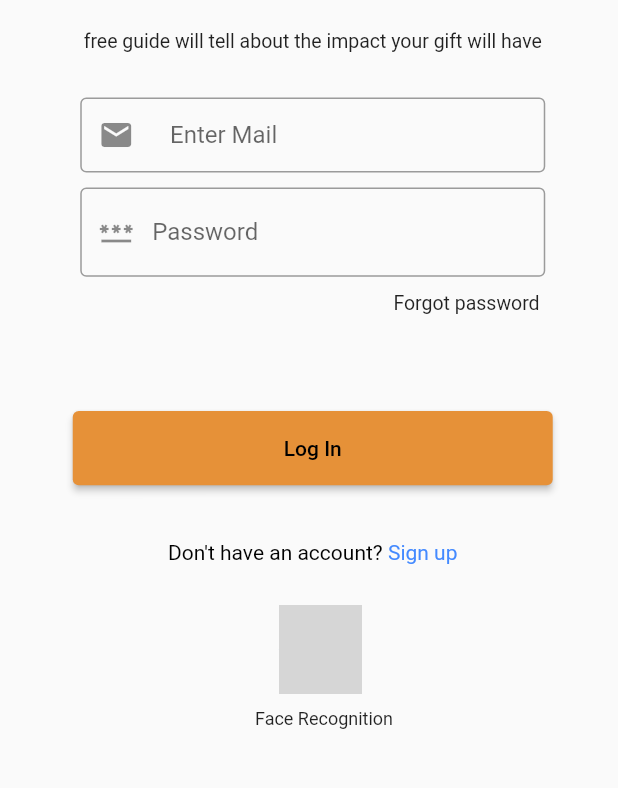
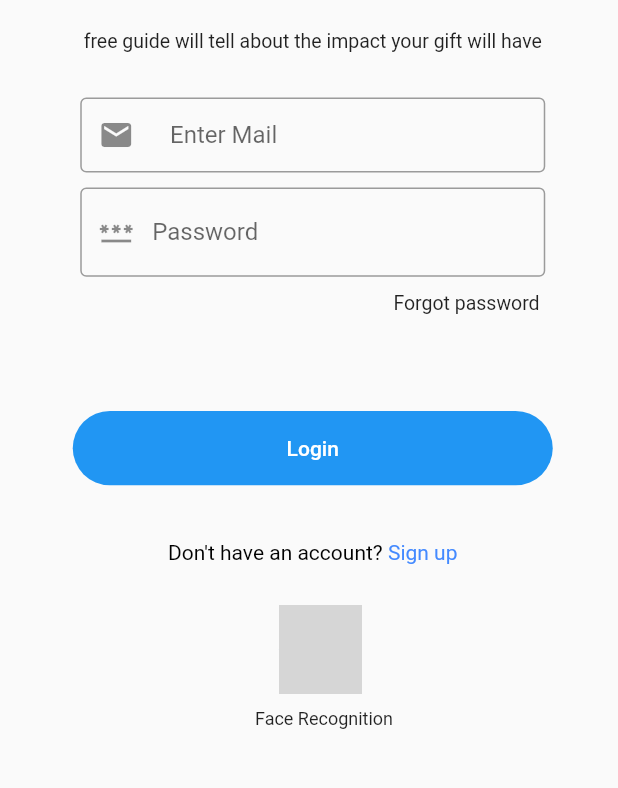
Before and after one commit to Abhishek617/gilt_app, a Flutter app: the Login screen opened by its route, on a phone screen of 412 x 824 dp, the part 438-1226 px from its top. Run offline on Flutter 3.47's test engine with Material 2 defaults, Android fonts, the phone set to English and light mode, and no system bars; our stand-ins replace another_flushbar, dio, flutter_mobx, flutter_otp_text_field, get_it, introduction_screen and 4 more; missing offline and left inert: material_dialog, shared_preferences_web, xxtea; accounts and stored records are empty; generated files the repository leaves out were written again; network calls fail; Roboto replaces fonts that are missing (SF-Mono); grey boxes are pictures that could not be loaded.

Commit message:
working on button

```diff
--- a/lib/data/network/apis/posts/post_api.dart
+++ b/lib/data/network/apis/posts/post_api.dart
@@ -26,7 +26,7 @@ class PostApi {
     }
   }
 
-/// sample api call with default rest client
+/// guilt_app api call with default rest client
 //  Future<PostsList> getPosts() {
 //
 //    return _restClient
--- a/lib/ui/login/login.dart
+++ b/lib/ui/login/login.dart
@@ -1,6 +1,9 @@
 import 'package:flutter/material.dart';
 import 'package:flutter/gestures.dart';
 import 'package:guilt_app/utils/routes/routes.dart';
+
+import '../../widgets/rounded_button_widget.dart';
+
 class Login extends StatefulWidget {
   const Login({Key? key}) : super(key: key);
 
@@ -123,12 +126,16 @@ class _LoginState extends State<Login> {
             child: Container(
               height: 40.0,
               width: 320,
-              child: ElevatedButton(
+              child: RoundedButtonWidget(
+              buttonText: 'Login',
+                  buttonColor: Colors.blue,
+
+
                   onPressed: (){
                     Navigator.of(context).pushNamedAndRemoveUntil(
                         Routes.after_login, (Route<dynamic> route) => false);
                   },
-                  child: Text('Log In')),
+              ),
             ),
           ),
         ),
--- a/lib/widgets/rounded_button_widget.dart
+++ b/lib/widgets/rounded_button_widget.dart
@@ -11,7 +11,7 @@ class RoundedButtonWidget extends StatelessWidget {
     required this.buttonText,
     required this.buttonColor,
     this.textColor = Colors.white,
-    required this.onPressed,
+    required this.onPressed ,
   }) : super(key: key);
 
   @override
```
